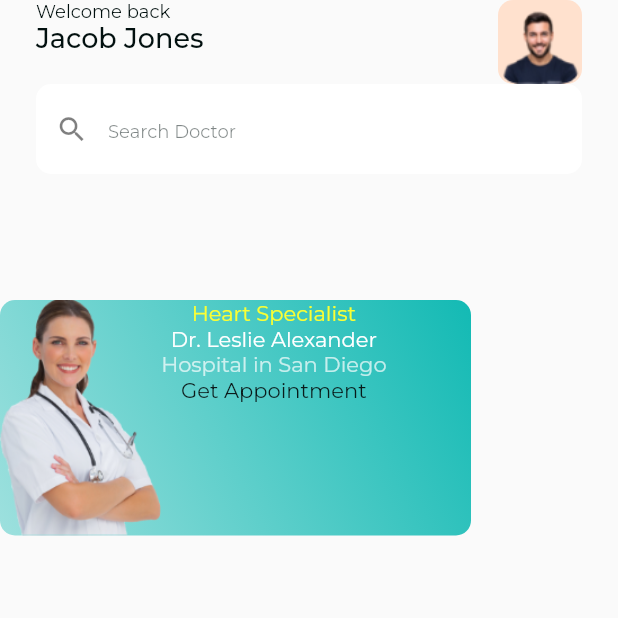
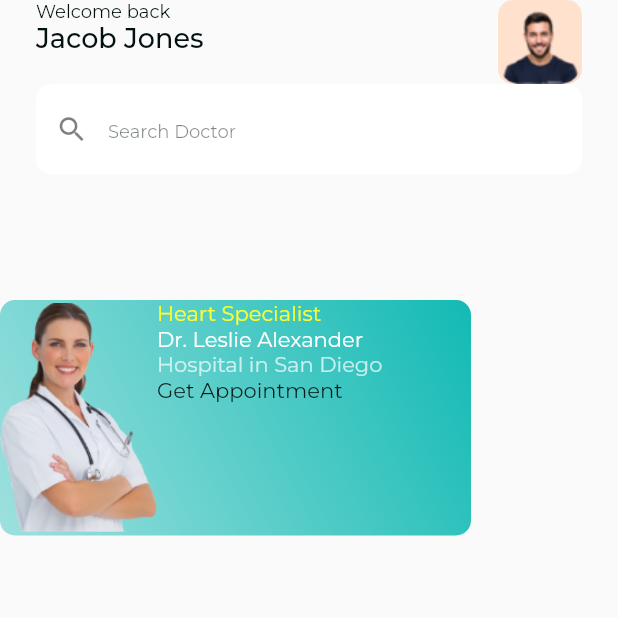
Before and after one commit to romofel/flutter-ui_practice-medical, a Flutter app: the screen it shows after launch, on a phone screen of 412 x 824 dp, the top half of it. Run offline on Flutter 3.47's test engine with Material 2 defaults, Android fonts, the phone set to English and light mode, and no system bars; our stand-ins replace google_fonts.

Commit message:
Modify Sizing of Row children and align everything to start

```diff
--- a/lib/screens/home_screen.dart
+++ b/lib/screens/home_screen.dart
@@ -29,11 +29,16 @@ class HomeScreen extends StatelessWidget {
                     ),
                     child: Row(
                       children: [
-                        Image.asset(
+                        Expanded(
+                          child: Image.asset(
                             'assets/images/home_screen/hero_doctor@3x.png',
                             fit: BoxFit.cover,
                           ),
-                        Column(
+                        ),
+                        Expanded(
+                          flex: 2,
+                          child: Column(
+                            crossAxisAlignment: CrossAxisAlignment.start,
                             children: const [
                               Text(
                                 'Heart Specialist',
@@ -58,6 +63,7 @@ class HomeScreen extends StatelessWidget {
                               ),
                             ],
                           ),
+                        ),
                       ],
                     ),
                   );
```
Lines whose indentation alone changed are shown as unchanged.
